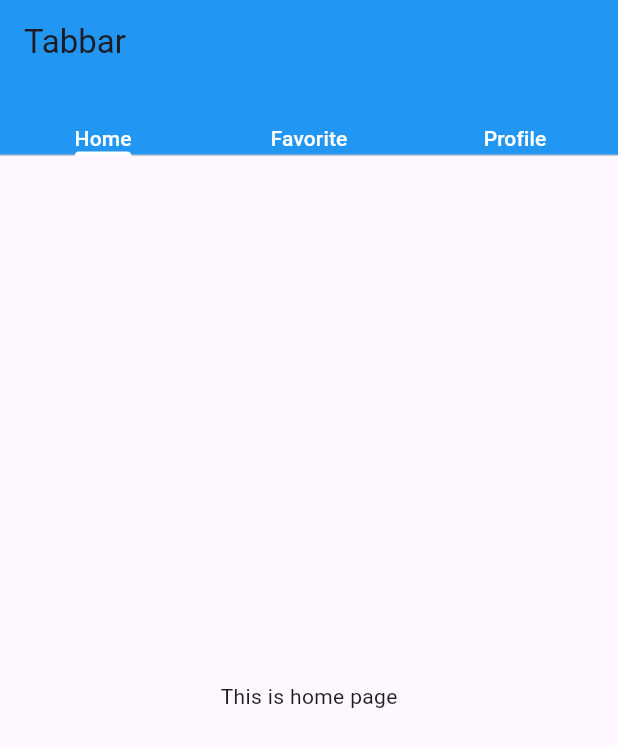
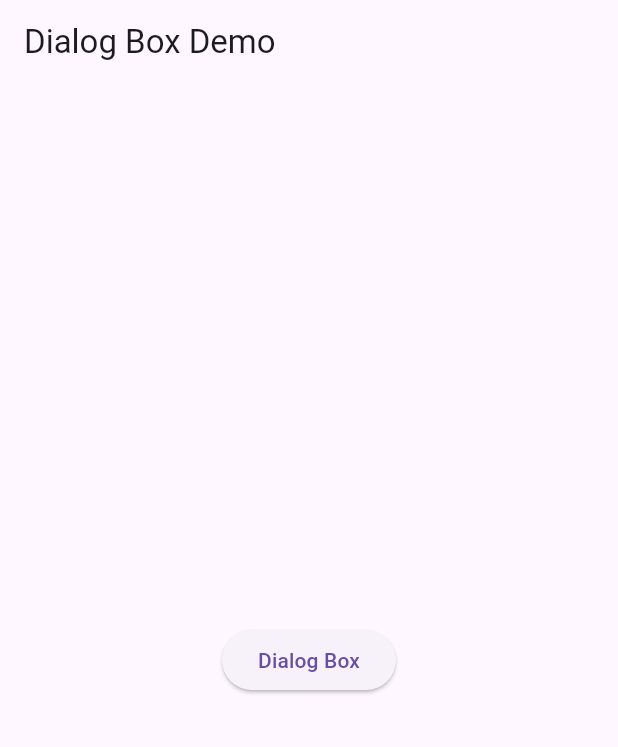
Before and after one commit to MuhammadAliKust/SaadAliProject, a Flutter app: the screen it shows after launch, on a phone screen of 412 x 824 dp. Shown: the top 747 px of the screen. Run offline on Flutter 3.47's test engine with Material 3 defaults, Android fonts, the light colour scheme and no system bars; our stand-ins replace smooth_page_indicator.

Commit message:
Dialog Box Done

```diff
--- /dev/null
+++ b/lib/dialog_box.dart
@@ -0,0 +1,34 @@
+import 'package:flutter/material.dart';
+
+class DialogBoxView extends StatelessWidget {
+  const DialogBoxView({super.key});
+
+  @override
+  Widget build(BuildContext context) {
+    return Scaffold(
+      appBar: AppBar(
+        title: Text("Dialog Box Demo"),
+      ),
+      body: Center(
+        child: ElevatedButton(
+            onPressed: () {
+              showDialog(
+                  context: context,
+                  builder: (context) {
+                    return AlertDialog(
+                      title: Text("Message"),
+                      content: Text("This is dialog box"),
+                      actions: [
+                        TextButton(onPressed: () {}, child: Text("Yes")),
+                        TextButton(onPressed: () {
+                          Navigator.pop(context);
+                        }, child: Text("No")),
+                      ],
+                    );
+                  });
+            },
+            child: Text("Dialog Box")),
+      ),
+    );
+  }
+}
--- a/lib/main.dart
+++ b/lib/main.dart
@@ -1,6 +1,7 @@
 import 'package:flutter/material.dart';
 import 'package:saad_ali/assets_image.dart';
 import 'package:saad_ali/bottom_nav_bar.dart';
+import 'package:saad_ali/dialog_box.dart';
 import 'package:saad_ali/dynamic_list_view.dart';
 import 'package:saad_ali/login_view.dart';
 import 'package:saad_ali/multiple_selection.dart';
@@ -23,7 +24,7 @@ class MyApp extends StatelessWidget {
   Widget build(BuildContext context) {
     return MaterialApp(
       debugShowCheckedModeBanner: false,
-      home: TabbarViewDemo(),
+      home: DialogBoxView(),
     );
   }
 }
```
